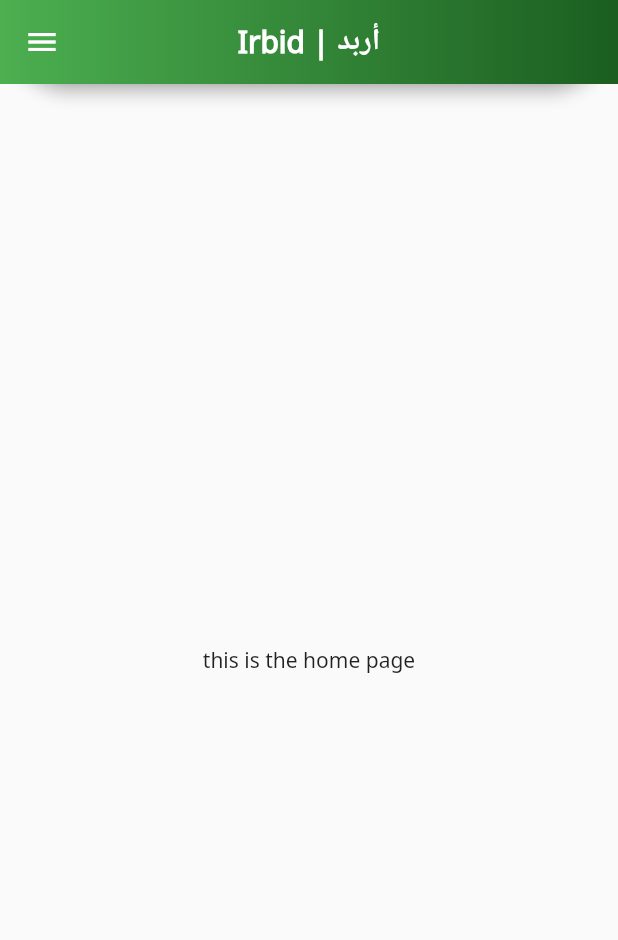
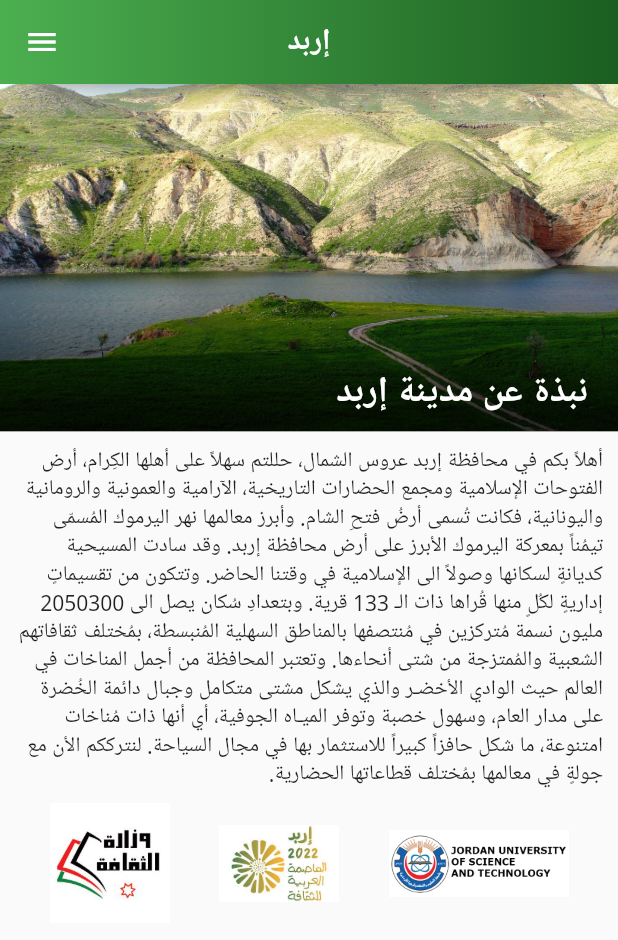
Before and after one commit to Debo15/Irbid-app, a Flutter app: the screen it shows after launch, on a phone screen of 412 x 824 dp. Shown: the top 940 px of the screen. Run offline on Flutter 3.47's test engine with Material 2 defaults, Android fonts, the phone set to English and light mode, and no system bars.

Commit message:
Implement home page

```diff
--- a/lib/Controller.dart
+++ b/lib/Controller.dart
@@ -42,7 +42,7 @@ class _ControllerState extends State<Controller> {
             ),
           ),
           title: const Text(
-            "Irbid | أربد",
+            "إربد",
             style: TextStyle(
               fontSize: 20,
 
@@ -274,7 +274,7 @@ class _ControllerState extends State<Controller> {
         crossAxisAlignment: CrossAxisAlignment.end,
         children: const [
           Text(
-            "IRBID | إربد",
+            "إربد",
             style: TextStyle(
               color: Colors.white,
               fontSize: 20,
--- a/lib/pages/HomePage.dart
+++ b/lib/pages/HomePage.dart
@@ -3,14 +3,98 @@
 // found in the LICENSE file.
 
 import 'package:flutter/material.dart';
+const String IrbidIntro = "أهلاً بكم في محافظة إربد عروس الشمال، حللتم سهلاً على أهلها الكِرام، أرض الفتوحات الإسلامية ومجمع الحضارات التاريخية، الآرامية والعمونية والرومانية واليونانية، فكانت تُسمى أرضُ فتحِ الشام. وأبرز معالمها نهر اليرموك المُسمّى تيمُناً بمعركة اليرموك الأبرز على أرض محافظة إربد. وقد سادت المسيحية كديانةٍ لسكانها وصولاً الى الإسلامية في وقتنا الحاضر. وتتكون من تقسيماتٍ إداريةٍ لكُلٍ منها قُراها ذات الـ 133 قرية. وبتعدادِ سُكان يصل الى 2050300 مليون نسمة مُتركزين في مُنتصفها بالمناطق السهلية المُنبسطة، بمُختلف ثقافاتهم الشعبية والمُمتزجة من شتى أنحاءها. وتعتبر المحافظة من أجمل المناخات في العالم حيث الوادي الأخضـر والذي يشكل مشتى متكامل وجبال دائمة الخُضرة على مدار العام، وسهول خصبة وتوفر الميـاه الجوفية، أي أنها ذات مُناخات امتنوعة، ما شكل حافزاً كبيراً للاستثمار بها في مجال السياحة. لنترككم الأن مع جولةٍ في معالمها بمُختلف قطاعاتها الحضارية. ";
+class HomePage extends StatelessWidget {
+  const HomePage({super.key});
 
-class HomePage extends StatelessWidget {
-  const HomePage({Key? key}) : super(key: key);
+  static const String _title = 'Home page';
 
   @override
   Widget build(BuildContext context) {
-    return const Scaffold(
-      body: Center(child: Text("this is the home page")),
+    return const MyStatefulWidget();
+  }
+}
+
+class MyStatefulWidget extends StatefulWidget {
+  const MyStatefulWidget({super.key});
+
+  @override
+  State<MyStatefulWidget> createState() => _HomePage();
+}
+
+class _HomePage extends State<MyStatefulWidget> with TickerProviderStateMixin {
+  @override
+  Widget build(BuildContext context) {
+    return Scaffold(
+      body: SingleChildScrollView(
+        child: Column(
+          children: [
+            Stack(
+              children: [
+                _buildParallaxBackground(context),
+                _buildGradient(),
+                _buildTitleAndSubtitle(),
+              ],
+            ),
+            Container(
+              padding: const EdgeInsets.all(10.0),
+              child: const Directionality(
+                textDirection: TextDirection.rtl,
+                child: Text(IrbidIntro),
+              ),
+            ),
+            Row(
+
+              mainAxisAlignment: MainAxisAlignment.spaceEvenly,
+              children: [
+                Image.asset("assets/CI.png", width: 80, height: 80),
+                Image.asset("assets/IrbidCCI.jpg", width: 80, height: 80),
+                Image.asset("assets/JUSTI.png", width: 120, height: 80),
+            ],)
+          ],
+        ),
+      ),
+    );
+  }
+
+  Widget _buildParallaxBackground(BuildContext context) {
+    return AnimatedOpacity(
+      opacity: 1.0,
+      duration: Duration(seconds: 2),
+      child: Image.asset(
+        "assets/irbidGreen.jpg",
+        fit: BoxFit.cover,
+      ),
+    );
+  }
+
+  Widget _buildGradient() {
+    return Positioned.fill(
+      child: DecoratedBox(
+        decoration: BoxDecoration(
+          gradient: LinearGradient(
+            colors: [Colors.transparent, Colors.black.withOpacity(0.7)],
+            begin: Alignment.topCenter,
+            end: Alignment.bottomCenter,
+            stops: const [0.6, 0.95],
+          ),
+        ),
+      ),
+    );
+  }
+
+  Widget _buildTitleAndSubtitle() {
+    return const Positioned(
+      right: 20,
+      bottom: 10,
+      child: Text(
+        "نبذة عن مدينة إربد",
+        style: TextStyle(
+          color: Colors.white,
+          fontSize: 24,
+          fontWeight: FontWeight.bold,
+        ),
+      ),
     );
   }
 }
```
Also changed, not shown: assets/CI.png (added), assets/IrbidCCI.jpg (added), assets/JUSTI.png (added).
